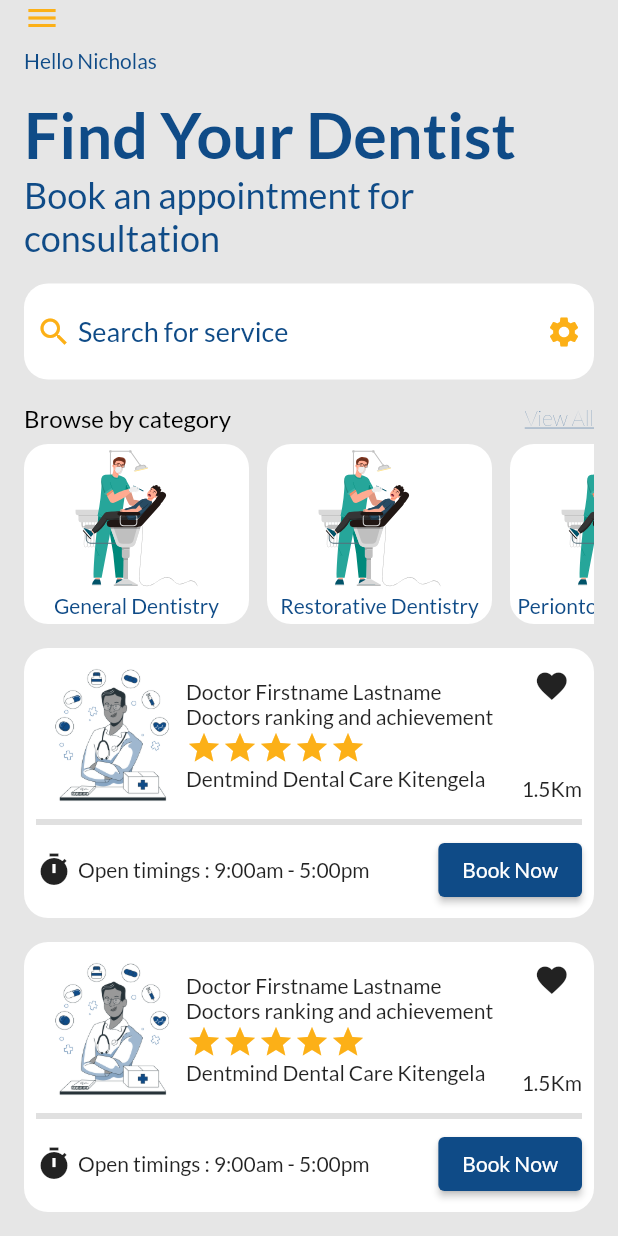
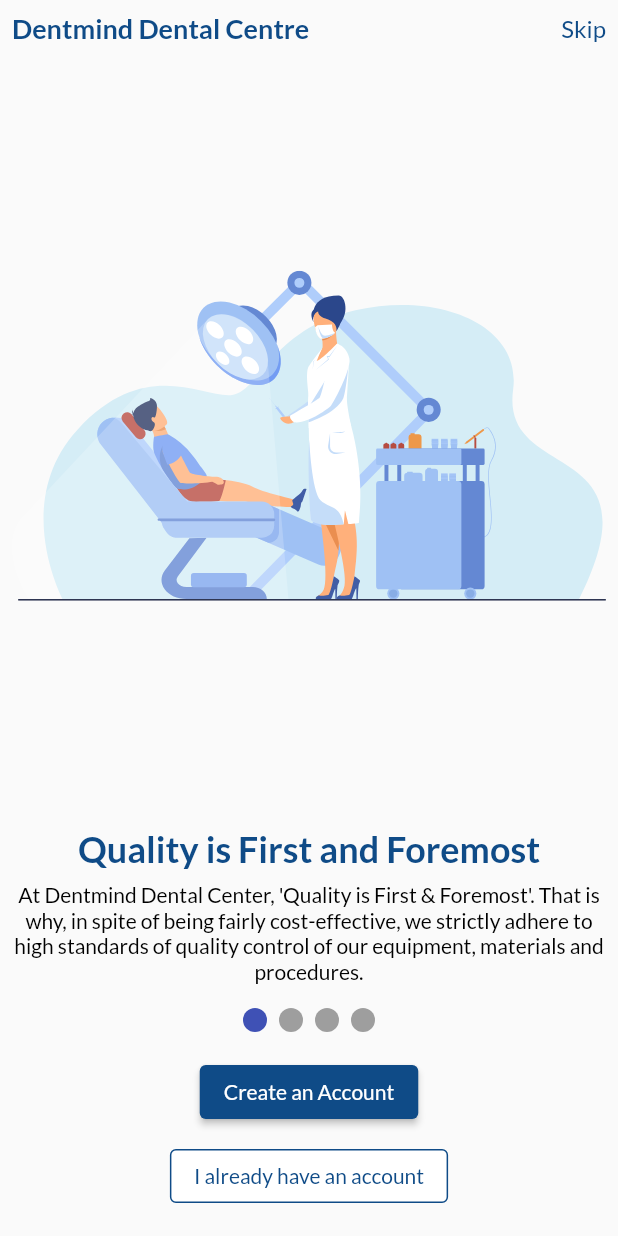
Before and after one commit to Crucialjun/dentmind_dental_centre, a Flutter app: the screen it shows after launch, on a phone screen of 412 x 824 dp. Run offline on Flutter 3.47's test engine with Material 2 defaults, Android fonts, the phone set to English and light mode, and no system bars; drawn by our look-alikes of flutter_rating_bar, smooth_page_indicator; our stand-ins replace flutter_svg, google_fonts.

Commit message:
add onboarding screen

```diff
--- a/lib/main.dart
+++ b/lib/main.dart
@@ -1,4 +1,5 @@
 import 'package:dentmind_dental_centre/screens/main_dashboard.dart';
+import 'package:dentmind_dental_centre/screens/onboarding_screen.dart';
 import 'package:dentmind_dental_centre/utils/custom_scroll.dart';
 import 'package:flutter/material.dart';
 import 'package:google_fonts/google_fonts.dart';
@@ -13,6 +14,7 @@
   @override
   Widget build(BuildContext context) {
     return MaterialApp(
+        debugShowCheckedModeBanner: false,
         scrollBehavior: CustomScroll(),
         title: 'Flutter Demo',
         theme: ThemeData(
@@ -21,6 +23,6 @@
           colorScheme: ColorScheme.fromSwatch()
               .copyWith(secondary: const Color(0xFFfcb017)),
         ),
-        home: const MainDashboard());
+        home: const OnboardingScreen());
   }
 }
--- /dev/null
+++ b/lib/screens/onboarding_screen.dart
@@ -0,0 +1,56 @@
+import 'package:dentmind_dental_centre/app_colors.dart';
+import 'package:dentmind_dental_centre/global_constants.dart';
+import 'package:dentmind_dental_centre/widgets/onboarding_pageview.dart';
+import 'package:flutter/material.dart';
+
+class OnboardingScreen extends StatelessWidget {
+  const OnboardingScreen({Key? key}) : super(key: key);
+
+  @override
+  Widget build(BuildContext context) {
+    return Scaffold(
+      body: SafeArea(
+          child: Padding(
+        padding: const EdgeInsets.only(
+            top: 8.0, right: 8.0, left: 8.0, bottom: 16.0),
+        child: Column(
+          children: [
+            Row(
+              mainAxisAlignment: MainAxisAlignment.spaceBetween,
+              children: const [
+                Text(
+                  app_name,
+                  style: TextStyle(
+                      fontSize: 18,
+                      color: primaryAppColor,
+                      fontWeight: FontWeight.bold),
+                ),
+                Text(
+                  "Skip",
+                  style: TextStyle(color: primaryAppColor, fontSize: 16),
+                )
+              ],
+            ),
+            Flexible(child: OnboardingPageView()),
+            ElevatedButton(
+              style: ElevatedButton.styleFrom(primary: primaryAppColor),
+              onPressed: () {},
+              child: const Text("Create an Account"),
+            ),
+            SizedBox(
+              height: 8,
+            ),
+            OutlinedButton(
+              onPressed: () {},
+              style: OutlinedButton.styleFrom(
+                  primary: primaryAppColor,
+                  backgroundColor: Colors.white,
+                  side: const BorderSide(width: 1.0, color: primaryAppColor)),
+              child: const Text("I already have an account"),
+            ),
+          ],
+        ),
+      )),
+    );
+  }
+}
--- /dev/null
+++ b/lib/widgets/onboarding_pageview.dart
@@ -0,0 +1,75 @@
+import 'package:dentmind_dental_centre/app_colors.dart';
+import 'package:flutter/material.dart';
+import 'package:flutter_svg/flutter_svg.dart';
+import 'package:google_fonts/google_fonts.dart';
+import 'package:smooth_page_indicator/smooth_page_indicator.dart';
+
+class OnboardingPageView extends StatefulWidget {
+  const OnboardingPageView({Key? key}) : super(key: key);
+
+  @override
+  State<OnboardingPageView> createState() => _OnboardingPageViewState();
+}
+
+class _OnboardingPageViewState extends State<OnboardingPageView> {
+  final PageController _pageController = PageController();
+
+  @override
+  Widget build(BuildContext context) {
+    return Column(
+      children: [
+        Expanded(
+          child: PageView(
+            controller: _pageController,
+            children: [
+              _page("page_view_image1", "Quality is First and Foremost",
+                  "At Dentmind Dental Center, 'Quality is First & Foremost'. That is why, in spite of being fairly cost-effective, we strictly adhere to high standards of quality control of our equipment, materials and procedures. "),
+              _page("page_view_image2", "Professional Competency",
+                  "We also ensure professional competency of our dentists & lab technicians."),
+              _page("page_view_image3", "Universal Precautions",
+                  "We practice universal precautions as recommended by the KDA . For safety & the well being of our patients"),
+              _page(
+                  "page_view_image4",
+                  "Outmost care about Hygiene & Sterilization",
+                  "Dentmind Dental Center takes utmost care about hygiene & sterilization."),
+            ],
+          ),
+        ),
+        const SizedBox(
+          height: 16,
+        ),
+        Container(
+          padding: const EdgeInsets.only(bottom: 16),
+          child: SmoothPageIndicator(
+              onDotClicked: (index) {
+                _pageController.jumpToPage(index);
+              },
+              controller: _pageController,
+              effect: const WormEffect(),
+              count: 4),
+        ),
+      ],
+    );
+  }
+}
+
+Widget _page(String assetName, String title, String description) {
+  return Center(
+      child: Column(children: [
+    Expanded(flex: 1, child: SvgPicture.asset("assets/$assetName.svg")),
+    Text(
+      title,
+      textAlign: TextAlign.center,
+      style: const TextStyle(
+          color: primaryAppColor, fontWeight: FontWeight.bold, fontSize: 24),
+    ),
+    const SizedBox(
+      height: 8,
+    ),
+    Text(
+      description,
+      style: const TextStyle(color: Colors.black),
+      textAlign: TextAlign.center,
+    ),
+  ]));
+}
--- a/pubspec.yaml
+++ b/pubspec.yaml
@@ -36,6 +36,7 @@ dependencies:
   google_fonts: ^2.3.1
   flutter_svg: ^1.0.3
   flutter_rating_bar: ^4.0.0
+  smooth_page_indicator: ^1.0.0+2
 
 dev_dependencies:
   flutter_test:
```
Also changed, not shown: assets/page_view_image1.svg (added), assets/page_view_image2.svg (added), assets/page_view_image3.svg (added), assets/page_view_image4.svg (added), pubspec.lock.
